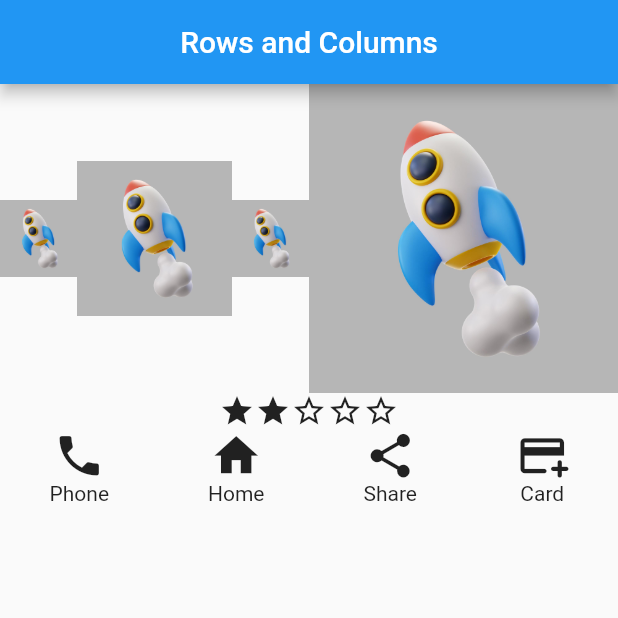
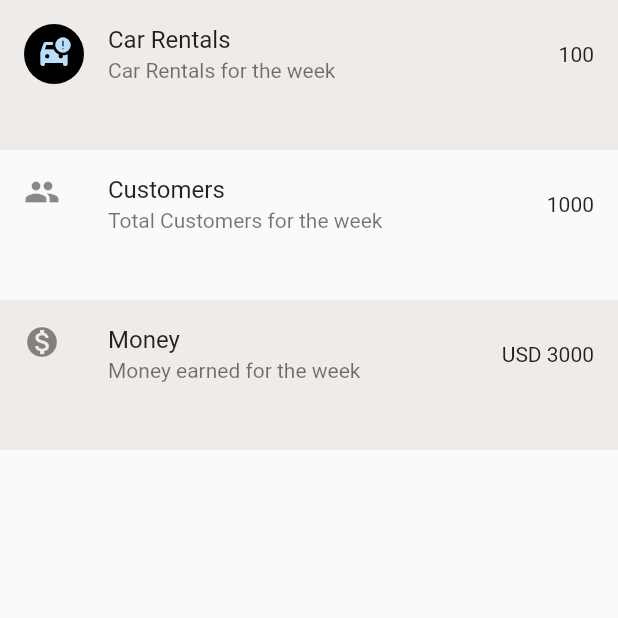
Before and after one commit to kevinchege47/Flutter-Project, a Flutter app: the screen it shows after launch, on a phone screen of 412 x 824 dp, the top half of it. Run offline on Flutter 3.47's test engine with Material 2 defaults, Android fonts, the phone set to English and light mode, and no system bars; our stand-ins replace font_awesome_flutter.

Commit message:
List Tile

```diff
--- a/lib/screens/Home.dart
+++ b/lib/screens/Home.dart
@@ -9,50 +9,33 @@ class Home extends StatelessWidget {
   @override
   Widget build(BuildContext context) {
     return Scaffold(
-      appBar: AppBar(
-        title: Text("Rows and Columns"),
-        centerTitle: true,
-      ),
       body: Container(
-        child: Column(
+        child: ListView(
+          itemExtent:100.0,
           children: [
-            Row(
-              children: [
-                Expanded(child: Image(image: AssetImage("images/rocket.jpg"))),
-                Expanded(flex:2, child: Image(image: AssetImage("images/rocket.jpg"))),
-                Expanded(child: Image(image: AssetImage("images/rocket.jpg"))),
-                Expanded(flex:4,child: Image(image: AssetImage("images/rocket.jpg"))),
-              ],
+            ListTile(
+              leading: CircleAvatar(
+                backgroundColor: Colors.black,
+                child: Icon(Icons.car_crash_rounded),
+              ),
+              title: Text("Car Rentals"),
+              subtitle: Text("Car Rentals for the week"),
+              trailing: Text("100"),
+              onTap: () {},
+              tileColor: Colors.brown.shade50,
             ),
-            Row(
-              mainAxisAlignment: MainAxisAlignment.center,
-              children: [
-                Icon(Icons.star),
-                Icon(Icons.star),
-                Icon(Icons.star_border_outlined),
-                Icon(Icons.star_border_outlined),
-                Icon(Icons.star_border_outlined),
-              ],
+            ListTile(
+              leading: Icon(Icons.people),
+              title: Text("Customers"),
+              subtitle: Text("Total Customers for the week"),
+              trailing: Text("1000"),
             ),
-            Row(
-              mainAxisAlignment: MainAxisAlignment.spaceAround,
-              children: [
-                Column(
-                  children: [Icon(Icons.phone, size: 35.0), Text("Phone")],
-                ),
-                Column(
-                  children: [Icon(Icons.home, size: 35.0), Text("Home")],
-                ),
-                Column(
-                  children: [Icon(Icons.share, size: 35.0), Text("Share")],
-                ),
-                Column(
-                  children: [
-                    Icon(Icons.add_card_rounded, size: 35.0),
-                    Text("Card")
-                  ],
-                ),
-              ],
+            ListTile(
+              leading: Icon(Icons.monetization_on),
+              title: Text("Money"),
+              subtitle: Text("Money earned for the week"),
+              trailing: Text("USD 3000"),
+              tileColor: Colors.brown.shade50,
             ),
           ],
         ),
```
